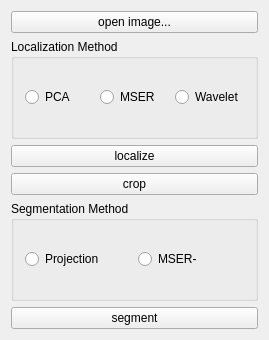
First picture: the form in mainwindow.ui, repository BlueRayONE/LPR, before the edit.
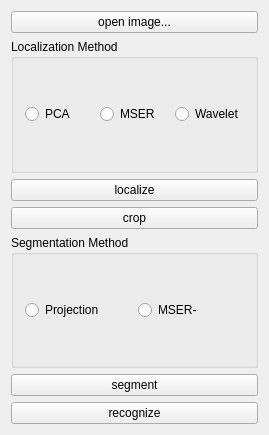
Second picture: the form after the edit.

Diff of the .ui file:
```diff
--- a/mainwindow.ui
+++ b/mainwindow.ui
@@ -7,7 +7,7 @@
     <x>0</x>
     <y>0</y>
     <width>269</width>
-    <height>340</height>
+    <height>435</height>
    </rect>
   </property>
   <property name="windowTitle">
@@ -100,6 +100,13 @@
       </property>
      </widget>
     </item>
+    <item>
+     <widget class="QPushButton" name="btn_recognize">
+      <property name="text">
+       <string>recognize</string>
+      </property>
+     </widget>
+    </item>
    </layout>
   </widget>
   <widget class="QMenuBar" name="menuBar">
```
Left out of the diff: 2 changed lines with no effect on the pictures.
